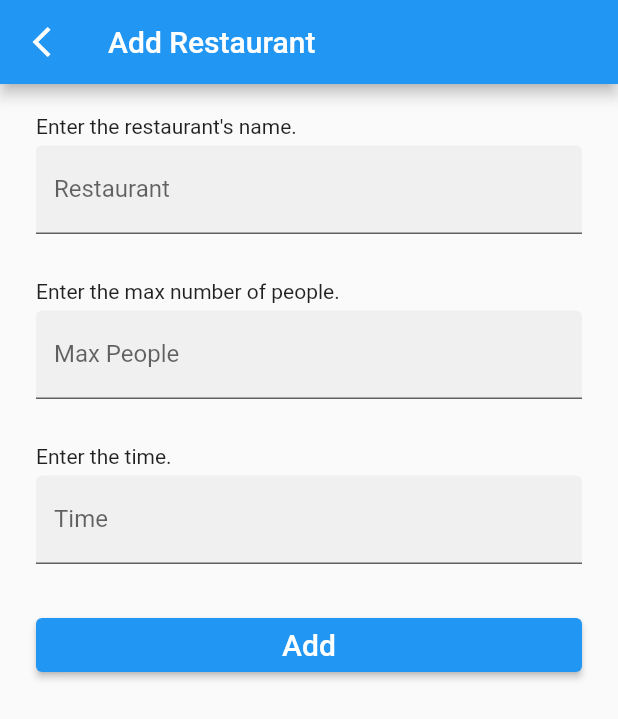
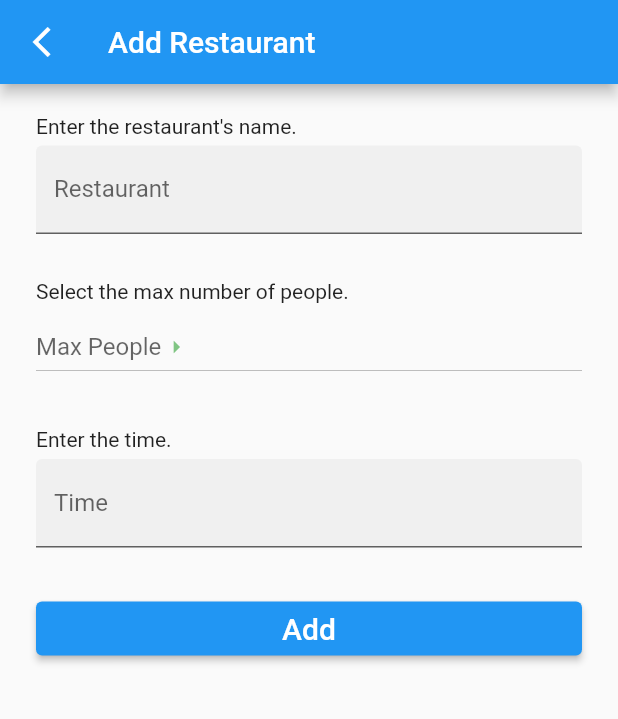
Before and after one commit to nabeshinabe/YURUBO, a Flutter app: the AddJoinPage screen opened directly, on a phone screen of 412 x 824 dp. Shown: the top 719 px of the screen. Run offline on Flutter 3.47's test engine with Material 2 defaults, Android fonts, the phone set to English and light mode, and no system bars; our stand-ins replace supabase; accounts and stored records are empty.

Commit message:
Add files via upload

```diff
--- a/yurubo_project/lib/function/add_joinpage.dart
+++ b/yurubo_project/lib/function/add_joinpage.dart
@@ -1,20 +1,26 @@
 import 'package:flutter/material.dart';
 
-class AddJoinPage extends StatelessWidget {
+class AddJoinPage extends StatefulWidget {
   const AddJoinPage({super.key});
   @override
+  State<StatefulWidget> createState() => AddJoinPageState();
+}
+
+class AddJoinPageState extends State<AddJoinPage> {
+  var value1;
+
   Widget build(BuildContext context) {
     return Scaffold(
       appBar: AppBar(
         leading: IconButton(
-          icon: const Icon(
+          icon: Icon(
             Icons.arrow_back_ios_sharp,
           ),
           onPressed: () {
             Navigator.pop(context);
           },
         ),
-        title: const Text("Add Restaurant"),
+        title: Text("Add Restaurant"),
       ),
       body: SafeArea(
         child: ListView(
@@ -23,25 +29,36 @@ class AddJoinPage extends StatelessWidget {
             const SizedBox(height: 20.0),
             const Text("Enter the restaurant's name."),
             const SizedBox(height: 5.0),
-            const TextField(
+            TextField(
               decoration: InputDecoration(
                 filled: true,
                 labelText: "Restaurant",
               ),
             ),
             const SizedBox(height: 30.0),
-            const Text("Enter the max number of people."),
+            const Text("Select the max number of people."),
             const SizedBox(height: 5.0),
-            const TextField(
-              decoration: InputDecoration(
-                filled: true,
-                labelText: "Max People",
-              ),
-            ),
+            DropdownButton(
+                icon: Icon(Icons.arrow_right),
+                iconSize: 20,
+                iconEnabledColor: Colors.green.withOpacity(0.7),
+                hint: Text('Max People'),
+                items: [
+                  DropdownMenuItem(child: Text('        1'), value: 1),
+                  DropdownMenuItem(child: Text('        2'), value: 2),
+                  DropdownMenuItem(child: Text('        3'), value: 3),
+                  DropdownMenuItem(child: Text('        4'), value: 4),
+                  DropdownMenuItem(child: Text('        5'), value: 5),
+                  DropdownMenuItem(child: Text('        6'), value: 6),
+                  DropdownMenuItem(child: Text('        7'), value: 7),
+                  DropdownMenuItem(child: Text('        8'), value: 8),
+                ],
+                value: value1,
+                onChanged: (value) => setState(() => value1 = value)),
             const SizedBox(height: 30.0),
             const Text("Enter the time."),
             const SizedBox(height: 5.0),
-            const TextField(
+            TextField(
               decoration: InputDecoration(
                 filled: true,
                 labelText: "Time",
```
